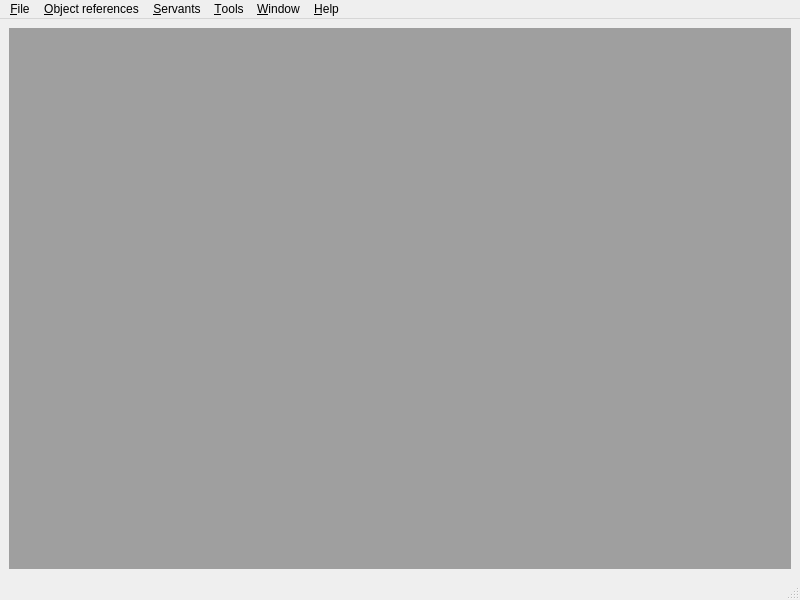
First picture: the form in corbasim_app/AppMainWindow.ui, repository cetium/corbasim, before the edit.
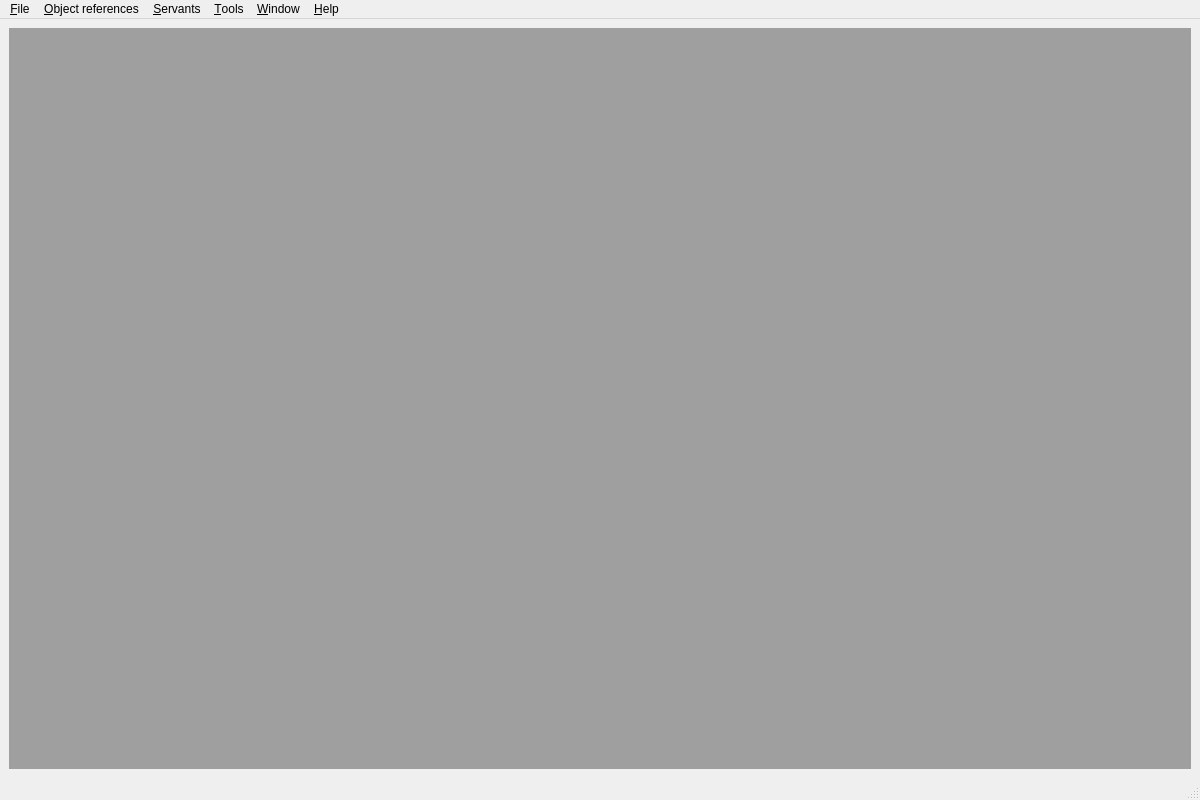
Second picture: the form after the edit.

Patch:
```diff
--- a/corbasim_app/AppMainWindow.ui
+++ b/corbasim_app/AppMainWindow.ui
@@ -6,8 +6,8 @@
    <rect>
     <x>0</x>
     <y>0</y>
-    <width>800</width>
-    <height>600</height>
+    <width>1200</width>
+    <height>800</height>
    </rect>
   </property>
   <property name="windowTitle">
```
